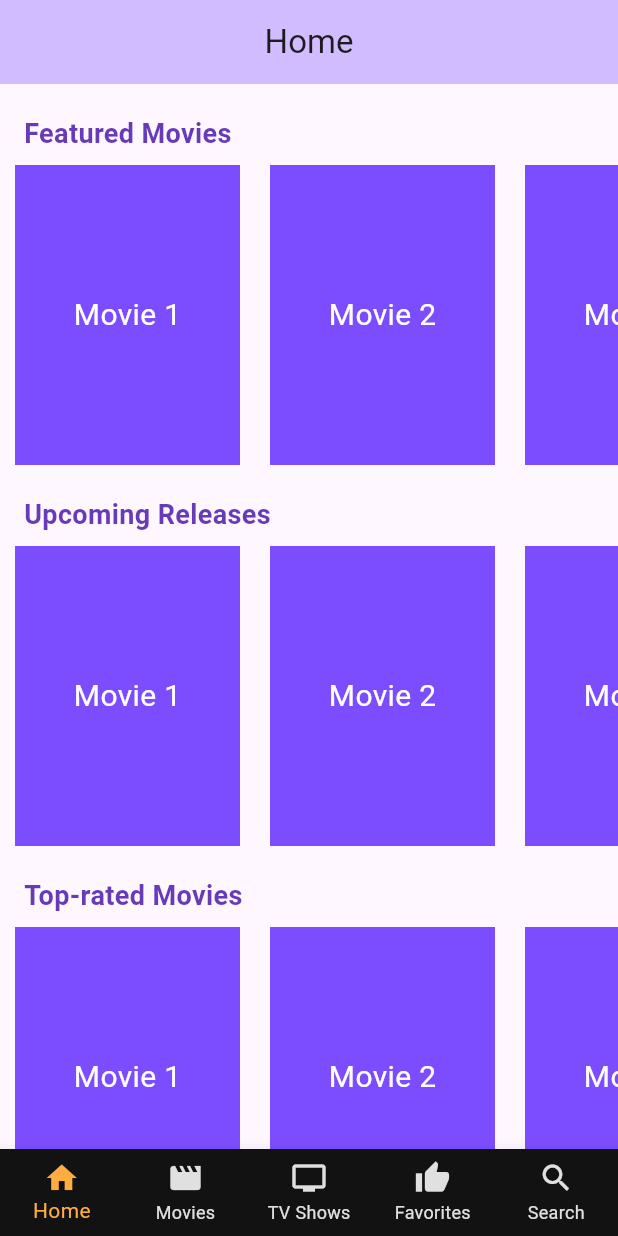
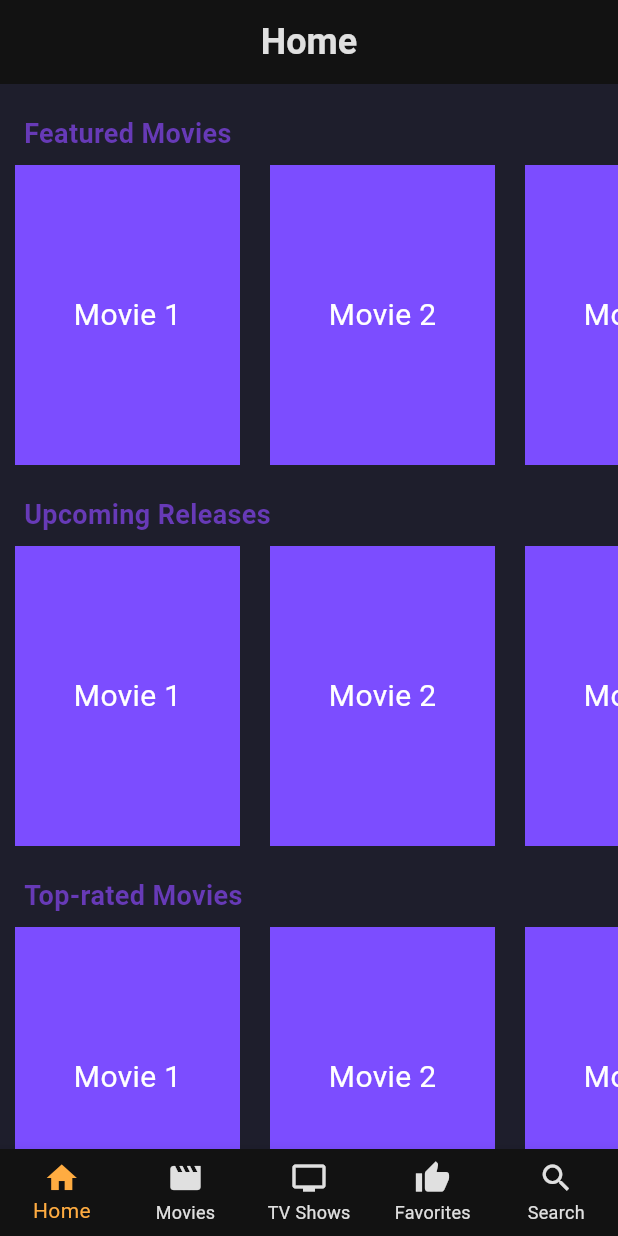
Before and after one commit to mauriciolechugaCA/PopcornMate, a Flutter app: the screen it shows after launch, on a phone screen of 412 x 824 dp. Run offline on Flutter 3.47's test engine with Material 3 defaults, Android fonts, the phone set to English and light mode, and no system bars.

Commit message:
Update home screen styles and apply custom theme colors

```diff
--- a/lib/home_screen.dart
+++ b/lib/home_screen.dart
@@ -1,6 +1,7 @@
 import 'package:flutter/material.dart';
 import 'package:popcornmate_app/widgets/carousel.dart';
 import 'package:popcornmate_app/widgets/section_title.dart';
+import 'package:popcornmate_app/theme/colors.dart';
 
 class MyHomePage extends StatefulWidget {
   const MyHomePage({super.key, required this.title});
@@ -16,8 +17,17 @@ class _MyHomePageState extends State<MyHomePage> {
   Widget build(BuildContext context) {
     return Scaffold(
       appBar: AppBar(
-        backgroundColor: Theme.of(context).colorScheme.inversePrimary,
-        title: Text(widget.title),
+        backgroundColor: AppColors.primary,
+        foregroundColor: AppColors.text,
+        elevation: 0,
+        title: Text(
+          widget.title,
+          style: const TextStyle(
+            color: AppColors.text,
+            fontSize: 24,
+            fontWeight: FontWeight.bold,
+          ),
+        ),
         centerTitle: true,
       ),
       body: const Center(
--- a/lib/main.dart
+++ b/lib/main.dart
@@ -16,7 +16,7 @@
       debugShowCheckedModeBanner: false,
       theme: ThemeData(
         primaryColor: AppColors.primary,
-        // scaffoldBackgroundColor: AppColors.secondary,
+        scaffoldBackgroundColor: AppColors.secondary,
         colorScheme: Theme.of(context).colorScheme.copyWith(
           primary: AppColors.accent,
           secondary: AppColors.highlight,
```
